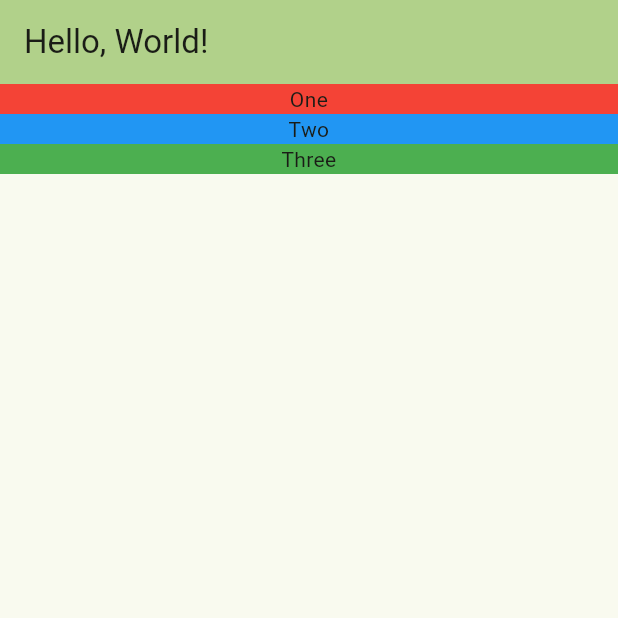
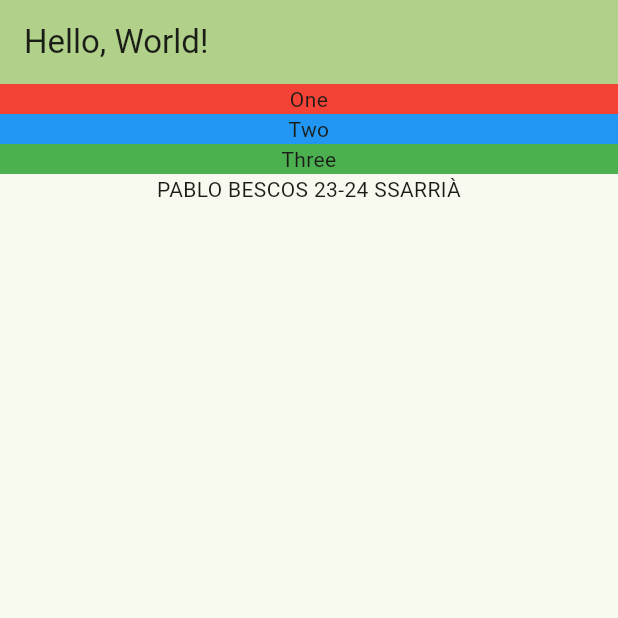
Before and after one commit to bescoss/layout_app, a Flutter app: the screen it shows after launch, on a phone screen of 412 x 824 dp, the top half of it. Run offline on Flutter 3.47's test engine with Material 3 defaults, Android fonts, the phone set to English and light mode, and no system bars; generated files the repository leaves out were written again.

Commit message:
Pablo label

```diff
--- a/lib/main.dart
+++ b/lib/main.dart
@@ -63,6 +63,10 @@ class _MyHomePageState extends State<MyHomePage> {
                     'Three',
                     textAlign: TextAlign.center,
                   )),
+              Text(
+                'PABLO BESCOS 23-24 SSARRIÀ',
+                textAlign: TextAlign.center,
+              )
             ]));
   }
 }
```
